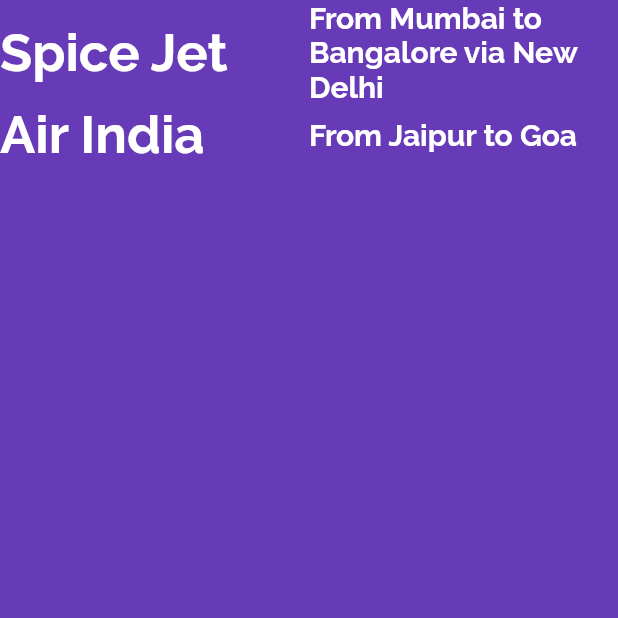
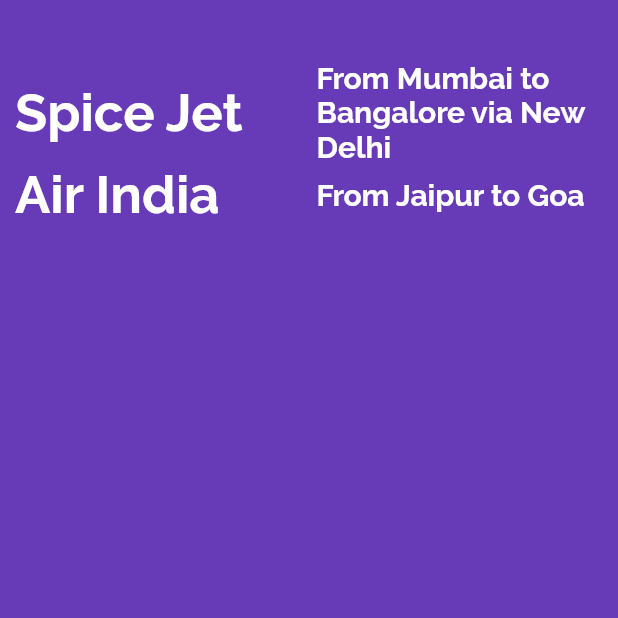
Before and after one commit to erikrios/container-widget, a Flutter app: the screen it shows after launch, on a phone screen of 412 x 824 dp, the top half of it. Run offline on Flutter 3.47's test engine with Material 2 defaults, Android fonts, the phone set to English and light mode, and no system bars.

Commit message:
Add padding for the container widget

```diff
--- a/lib/app_screens/home.dart
+++ b/lib/app_screens/home.dart
@@ -5,6 +5,7 @@ class Home extends StatelessWidget {
   Widget build(BuildContext context) {
     return Center(
       child: Container(
+          padding: EdgeInsets.only(left: 10.0, top: 40.0),
           alignment: Alignment.center,
           color: Colors.deepPurple,
           child: Column(
```
